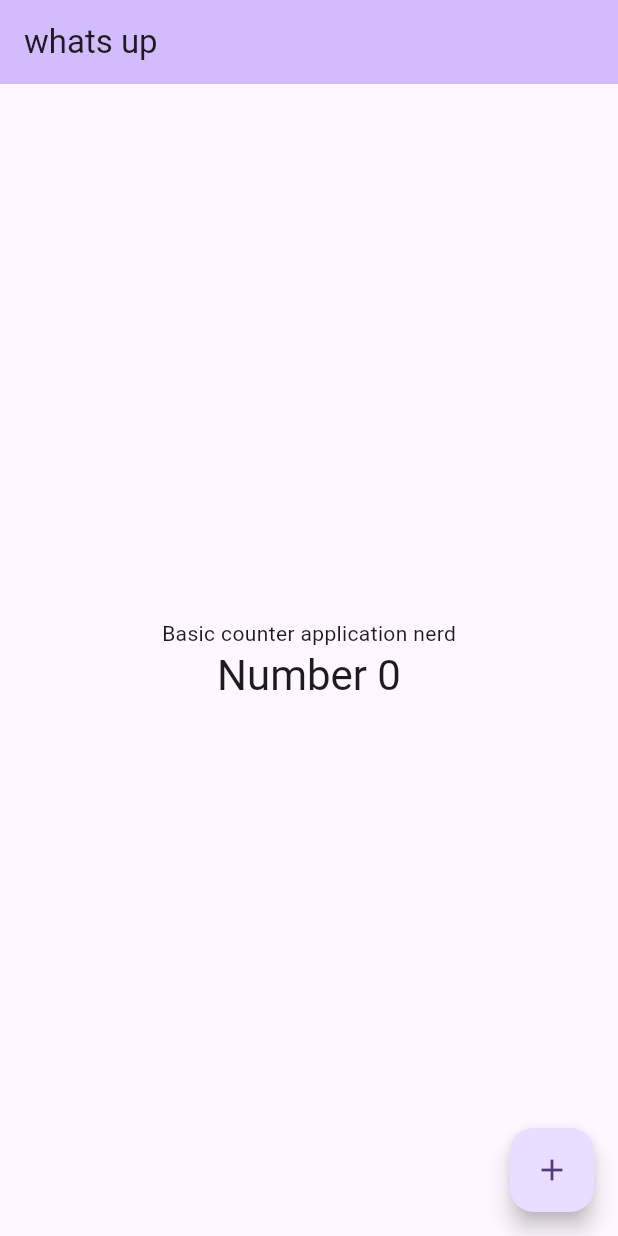
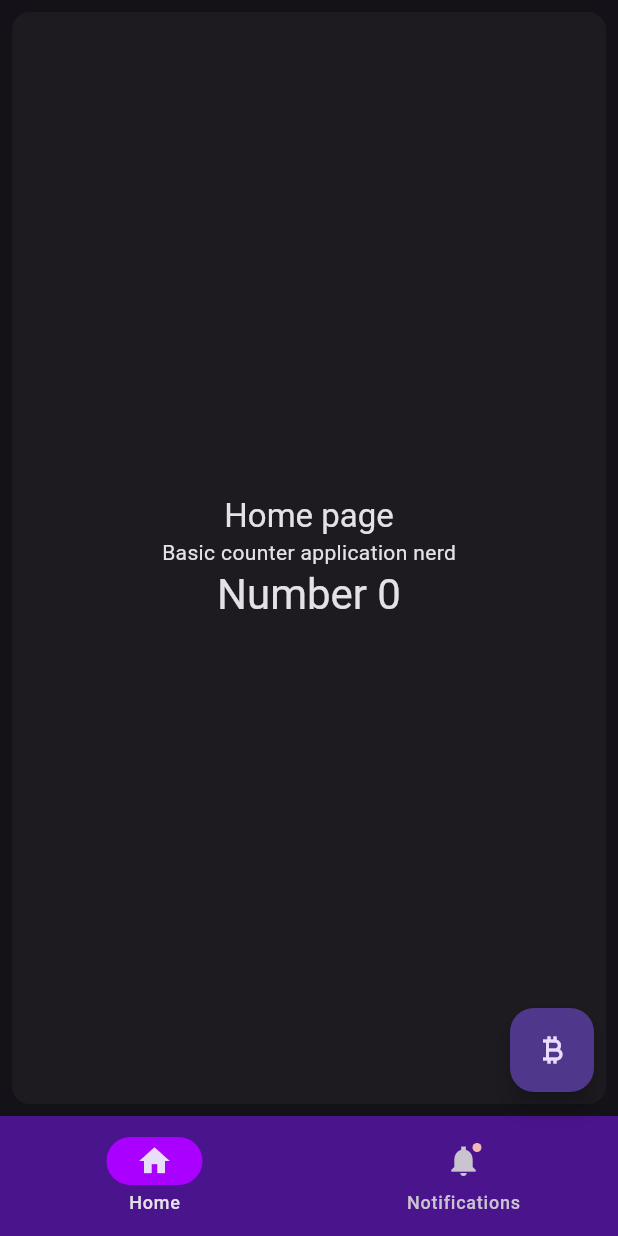
Before and after one commit to Heliodex/FA-Software-Development, a Flutter app: the screen it shows after launch, on a phone screen of 412 x 824 dp. Run offline on Flutter 3.47's test engine with Material 3 defaults, Android fonts, the phone set to English and light mode, and no system bars.

Commit message:
Navigation structure with multiple pages

```diff
--- a/cad/lib/main.dart
+++ b/cad/lib/main.dart
@@ -1,36 +1,55 @@
 import "package:flutter/material.dart";
 
-class HomePageState extends State<HomePage> {
-  int counter = 0;
+class NavigationState extends State<Navigation> {
+  var currentPageIndex = 0;
+  var counter = 0;
 
-  void incrementCounter() {
+  incrementCounter() {
     setState(() {
       counter++;
     });
   }
 
+  destinationSelected(index) {
+    setState(() {
+      currentPageIndex = index;
+    });
+  }
+
   @override
   Widget build(BuildContext context) {
+    final theme = Theme.of(context);
     return Scaffold(
-      appBar: AppBar(
-        backgroundColor: Theme.of(context).colorScheme.inversePrimary,
-        title: const Text("whats up"),
+      bottomNavigationBar: NavigationBar(
+        backgroundColor: Colors.purple[900],
+        onDestinationSelected: destinationSelected,
+        indicatorColor: Colors.purpleAccent[700],
+        selectedIndex: currentPageIndex,
+        destinations: const <Widget>[
+          NavigationDestination(
+            selectedIcon: Icon(Icons.home),
+            icon: Icon(Icons.home_outlined),
+            label: "Home",
           ),
-      body: Center(
-        // Center is a layout widget. It takes a single child and positions it
-        // in the middle of the parent.
+          NavigationDestination(
+            icon: Badge(child: Icon(Icons.notifications_sharp)),
+            label: "Notifications",
+          ),
+        ],
+      ),
+      body: [
+        /// Home page
+        Card(
+          shadowColor: Colors.transparent,
+          margin: const EdgeInsets.all(8.0),
+          child: SizedBox.expand(
             child: Column(
-          // Column is also a layout widget. It takes a list of children and
-          // arranges them vertically. By default, it sizes itself to fit its
-          // children horizontally, and tries to be as tall as its parent.
-          //
-          // Column has various properties to control how it sizes itself and
-          // how it positions its children. Here we use mainAxisAlignment to
-          // center the children vertically; the main axis here is the vertical
-          // axis because Columns are vertical (the cross axis would be
-          // horizontal).
               mainAxisAlignment: MainAxisAlignment.center,
-          children: <Widget>[
+              children: [
+                Text(
+                  "Home page",
+                  style: theme.textTheme.titleLarge,
+                ),
                 const Text(
                   "Basic counter application nerd",
                 ),
@@ -41,41 +60,58 @@ class HomePageState extends State<HomePage> {
               ],
             ),
           ),
+        ),
+
+        /// Notifications page
+        const Padding(
+          padding: EdgeInsets.all(8.0),
+          child: Column(
+            children: <Widget>[
+              Card(
+                child: ListTile(
+                  leading: Icon(Icons.notifications_sharp),
+                  title: Text("Notification 1"),
+                  subtitle: Text("Bitcoin button"),
+                ),
+              ),
+              Card(
+                child: ListTile(
+                  leading: Icon(Icons.notifications_sharp),
+                  title: Text("Notification 2"),
+                  subtitle: Text("Increment from anywhere"),
+                ),
+              ),
+            ],
+          ),
+        ),
+      ][currentPageIndex],
       floatingActionButton: FloatingActionButton(
         onPressed: incrementCounter,
         tooltip: "Increment",
-        child: const Icon(Icons.add),
+        child: const Icon(Icons.currency_bitcoin),
       ),
     );
   }
 }
 
-class HomePage extends StatefulWidget {
-  const HomePage({super.key});
-
-  // This widget is the home page of your application. It is stateful, meaning
-  // that it has a State object (defined below) that contains fields that affect
-  // how it looks.
-
-  // This class is the configuration for the state. It holds the values (in this
-  // case the title) provided by the parent (in this case the App widget) and
-  // used by the build method of the State. Fields in a Widget subclass are
-  // always marked "final".
+class Navigation extends StatefulWidget {
+  const Navigation({super.key});
 
   @override
-  State<HomePage> createState() => HomePageState();
+  createState() => NavigationState();
 }
 
-final app = MaterialApp(
-  title: "Flutter Demo",
-  theme: ThemeData(
-    // This is the theme of your application.
-    colorScheme: ColorScheme.fromSeed(seedColor: Colors.deepPurple),
-    useMaterial3: true,
-  ),
-  home: const HomePage(),
+// class helps with hot reloading
+class App extends StatelessWidget {
+  const App({super.key});
+
+  @override
+  Widget build(BuildContext context) {
+    return MaterialApp(
+      theme: ThemeData(useMaterial3: true, brightness: Brightness.dark),
+      home: const Navigation(),
     );
+  }
+}
 
-void main() {
-  runApp(app);
-}
+void main() => runApp(const App());
```
Lines whose indentation alone changed are shown as unchanged.
